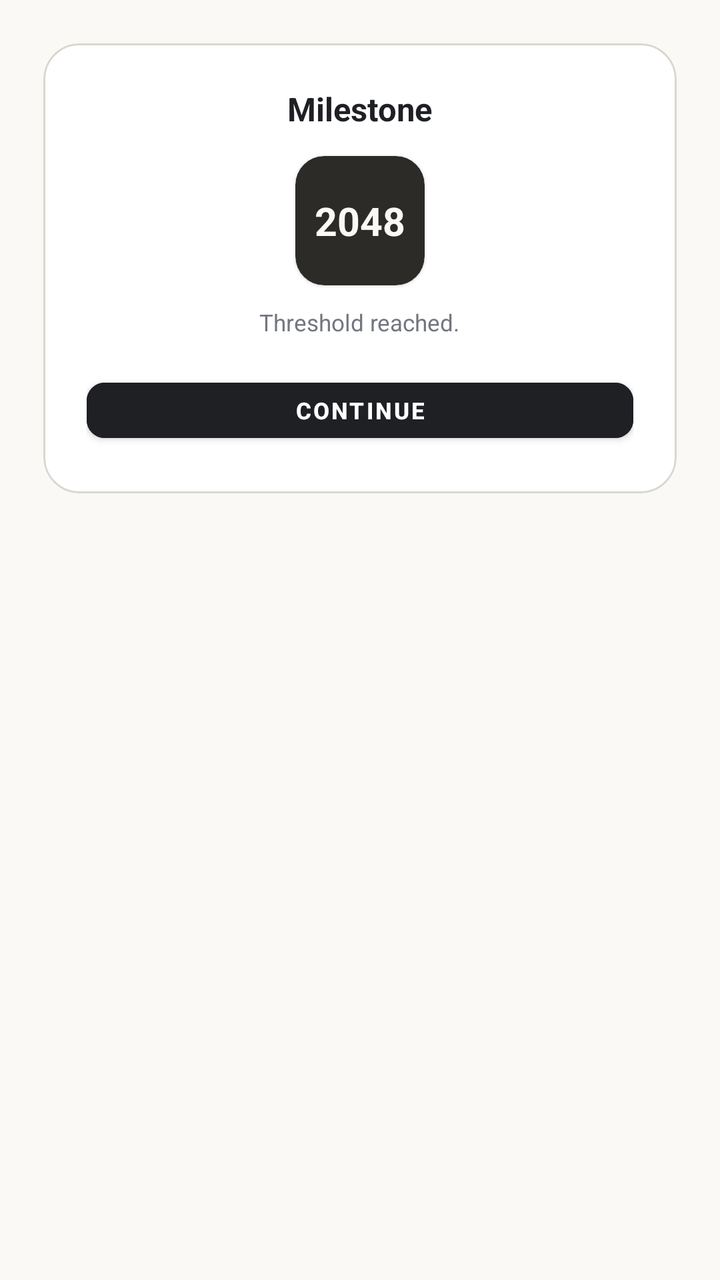
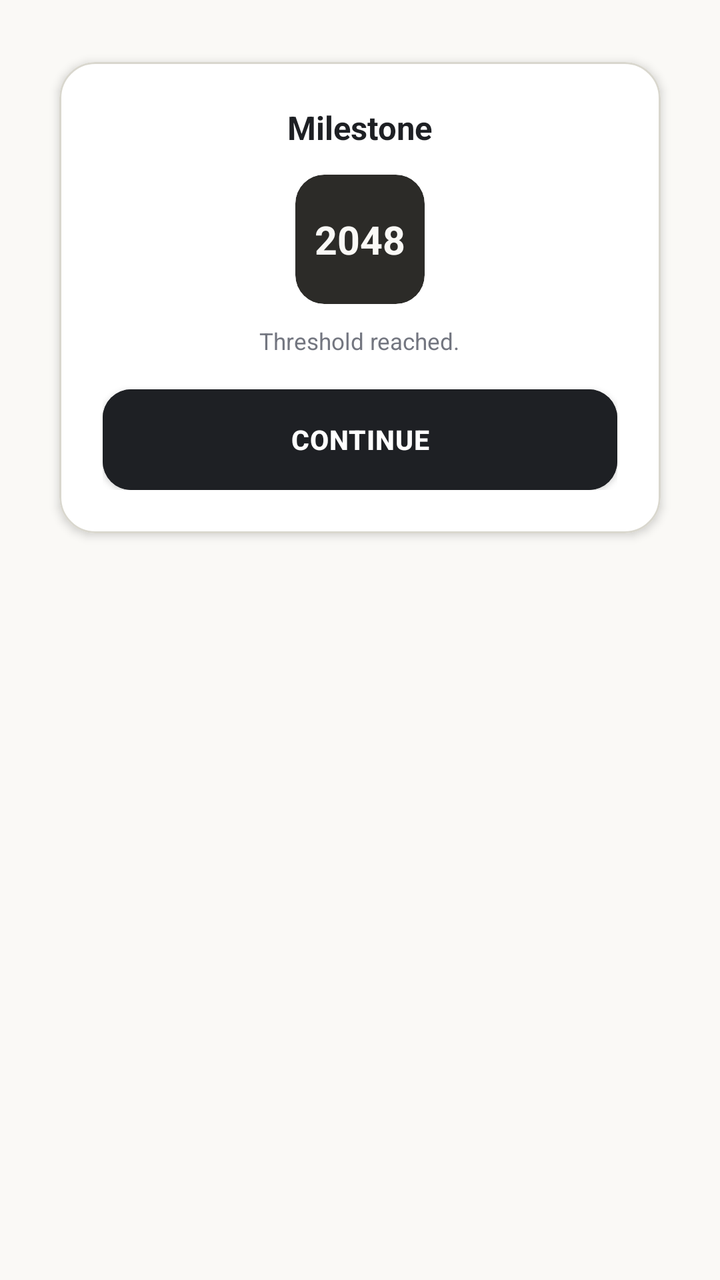

The first picture is an Android layout as it rendered before a commit; the second is the same layout after the commit. The layout source and the unified diff follow.
<!-- AndroidManifest.xml: application theme Theme.NumberBlocks -->
<!-- res/layout/dialog_milestone.xml -->
<?xml version="1.0" encoding="utf-8"?>
<LinearLayout xmlns:android="http://schemas.android.com/apk/res/android"
    xmlns:app="http://schemas.android.com/apk/res-auto"
    android:layout_width="match_parent"
    android:layout_height="wrap_content"
    android:background="@android:color/transparent"
    android:orientation="vertical"
    android:padding="@dimen/dp_24">

    <com.google.android.material.card.MaterialCardView
        android:layout_width="match_parent"
        android:layout_height="wrap_content"
        app:cardBackgroundColor="#FFFFFF"
        app:cardCornerRadius="@dimen/dp_20"
        app:cardElevation="@dimen/dp_3"
        app:strokeColor="#D9D7CE"
        app:strokeWidth="@dimen/dp_1">

        <LinearLayout
            android:layout_width="match_parent"
            android:layout_height="wrap_content"
            android:gravity="center_horizontal"
            android:orientation="vertical"
            android:padding="@dimen/dp_24">

            <TextView
                android:layout_width="wrap_content"
                android:layout_height="wrap_content"
                android:text="Milestone"
                android:textColor="#1E2024"
                android:textSize="@dimen/sp_18"
                android:textStyle="bold" />

            <com.google.android.material.card.MaterialCardView
                android:layout_width="@dimen/dp_72"
                android:layout_height="@dimen/dp_72"
                android:layout_marginTop="@dimen/dp_14"
                app:cardBackgroundColor="#2C2B28"
                app:cardCornerRadius="@dimen/dp_16"
                app:strokeWidth="0dp">

                <TextView
                    android:id="@+id/tv_milestone_value"
                    android:layout_width="wrap_content"
                    android:layout_height="wrap_content"
                    android:layout_gravity="center"
                    android:text="2048"
                    android:textColor="#FAF9F6"
                    android:textSize="@dimen/sp_22"
                    android:textStyle="bold" />
            </com.google.android.material.card.MaterialCardView>

            <TextView
                android:layout_width="wrap_content"
                android:layout_height="wrap_content"
                android:layout_marginTop="@dimen/dp_12"
                android:text="Threshold reached."
                android:textColor="#737680"
                android:textSize="@dimen/sp_13" />

            <Button
                android:id="@+id/btn_milestone_continue"
                style="@style/Widget.MaterialComponents.Button"
                android:layout_width="match_parent"
                android:layout_height="@dimen/dp_44"
                android:layout_marginTop="@dimen/dp_18"
                android:backgroundTint="#1E2024"
                android:text="@string/continue_label"
                android:textColor="#FFFFFF"
                android:textSize="@dimen/sp_13"
                android:textStyle="bold"
                app:cornerRadius="@dimen/dp_10" />

        </LinearLayout>
    </com.google.android.material.card.MaterialCardView>
</LinearLayout>
<!-- resources referenced by this layout -->
<resources>
  <dimen name="dp_1">1.00dp</dimen>
  <dimen name="dp_10">10.00dp</dimen>
  <dimen name="dp_12">12.00dp</dimen>
  <dimen name="dp_14">14.00dp</dimen>
  <dimen name="dp_16">16.00dp</dimen>
  <dimen name="dp_18">18.00dp</dimen>
  <dimen name="dp_20">20.00dp</dimen>
  <dimen name="dp_24">24.00dp</dimen>
  <dimen name="dp_3">3.00dp</dimen>
  <dimen name="dp_44">44.00dp</dimen>
  <dimen name="dp_72">72.00dp</dimen>
  <dimen name="sp_13">13.00sp</dimen>
  <dimen name="sp_18">18.00sp</dimen>
  <dimen name="sp_22">22.00sp</dimen>
  <string name="continue_label">Continue</string>
  <style name="Theme.NumberBlocks" parent="Theme.MaterialComponents.DayNight.NoActionBar">
          <item name="colorPrimary">@color/primary</item>
          <item name="colorPrimaryVariant">@color/primary_variant</item>
          <item name="colorSecondary">@color/secondary</item>
          <item name="android:statusBarColor">@color/background</item>
          <item name="android:navigationBarColor">@color/background</item>
          <item name="android:windowBackground">@color/background</item>
          <item name="android:windowLightStatusBar">true</item>
      </style>
  <color name="primary">#1E2024</color>
  <color name="primary_variant">#161719</color>
  <color name="secondary">#5A5D66</color>
  <color name="background">#FAF9F6</color>
</resources>

<!-- the commit's change to res/layout/dialog_milestone.xml (unified diff, before → after) -->
@@ -4,6 +4,8 @@
     android:layout_width="match_parent"
     android:layout_height="wrap_content"
     android:background="@android:color/transparent"
+    android:clipChildren="false"
+    android:clipToPadding="false"
     android:orientation="vertical"
     android:padding="@dimen/dp_24">
 
@@ -13,6 +15,7 @@
         app:cardBackgroundColor="#FFFFFF"
         app:cardCornerRadius="@dimen/dp_20"
         app:cardElevation="@dimen/dp_3"
+        app:cardUseCompatPadding="true"
         app:strokeColor="#D9D7CE"
         app:strokeWidth="@dimen/dp_1">
 
@@ -37,6 +40,7 @@
                 android:layout_marginTop="@dimen/dp_14"
                 app:cardBackgroundColor="#2C2B28"
                 app:cardCornerRadius="@dimen/dp_16"
+                app:cardElevation="0dp"
                 app:strokeWidth="0dp">
 
                 <TextView
@@ -60,16 +64,16 @@
 
             <Button
                 android:id="@+id/btn_milestone_continue"
-                style="@style/Widget.MaterialComponents.Button"
+                style="@style/GameButton.Primary"
                 android:layout_width="match_parent"
-                android:layout_height="@dimen/dp_44"
+                android:layout_height="@dimen/dp_56"
                 android:layout_marginTop="@dimen/dp_18"
                 android:backgroundTint="#1E2024"
                 android:text="@string/continue_label"
                 android:textColor="#FFFFFF"
-                android:textSize="@dimen/sp_13"
+                android:textSize="@dimen/sp_15"
                 android:textStyle="bold"
-                app:cornerRadius="@dimen/dp_10" />
+                app:cornerRadius="@dimen/dp_16" />
 
         </LinearLayout>
     </com.google.android.material.card.MaterialCardView>
<!-- resource entries referenced after the edit -->
@@ -1,7 +1,6 @@
 <!-- resources referenced by this layout -->
 <resources>
   <dimen name="dp_1">1.00dp</dimen>
-  <dimen name="dp_10">10.00dp</dimen>
   <dimen name="dp_12">12.00dp</dimen>
   <dimen name="dp_14">14.00dp</dimen>
   <dimen name="dp_16">16.00dp</dimen>
@@ -9,12 +8,22 @@
   <dimen name="dp_20">20.00dp</dimen>
   <dimen name="dp_24">24.00dp</dimen>
   <dimen name="dp_3">3.00dp</dimen>
-  <dimen name="dp_44">44.00dp</dimen>
+  <dimen name="dp_56">56.00dp</dimen>
   <dimen name="dp_72">72.00dp</dimen>
   <dimen name="sp_13">13.00sp</dimen>
+  <dimen name="sp_15">15.00sp</dimen>
   <dimen name="sp_18">18.00sp</dimen>
   <dimen name="sp_22">22.00sp</dimen>
   <string name="continue_label">Continue</string>
+  <style name="GameButton.Primary" parent="Widget.MaterialComponents.Button">
+          <item name="android:layout_height">@dimen/dp_54</item>
+          <item name="android:textSize">@dimen/sp_15</item>
+          <item name="android:textStyle">bold</item>
+          <item name="cornerRadius">@dimen/dp_16</item>
+          <item name="android:insetTop">0dp</item>
+          <item name="android:insetBottom">0dp</item>
+          <item name="android:letterSpacing">0.02</item>
+      </style>
   <style name="Theme.NumberBlocks" parent="Theme.MaterialComponents.DayNight.NoActionBar">
           <item name="colorPrimary">@color/primary</item>
           <item name="colorPrimaryVariant">@color/primary_variant</item>
@@ -24,6 +33,7 @@
           <item name="android:windowBackground">@color/background</item>
           <item name="android:windowLightStatusBar">true</item>
       </style>
+  <dimen name="dp_54">54.00dp</dimen>
   <color name="primary">#1E2024</color>
   <color name="primary_variant">#161719</color>
   <color name="secondary">#5A5D66</color>
